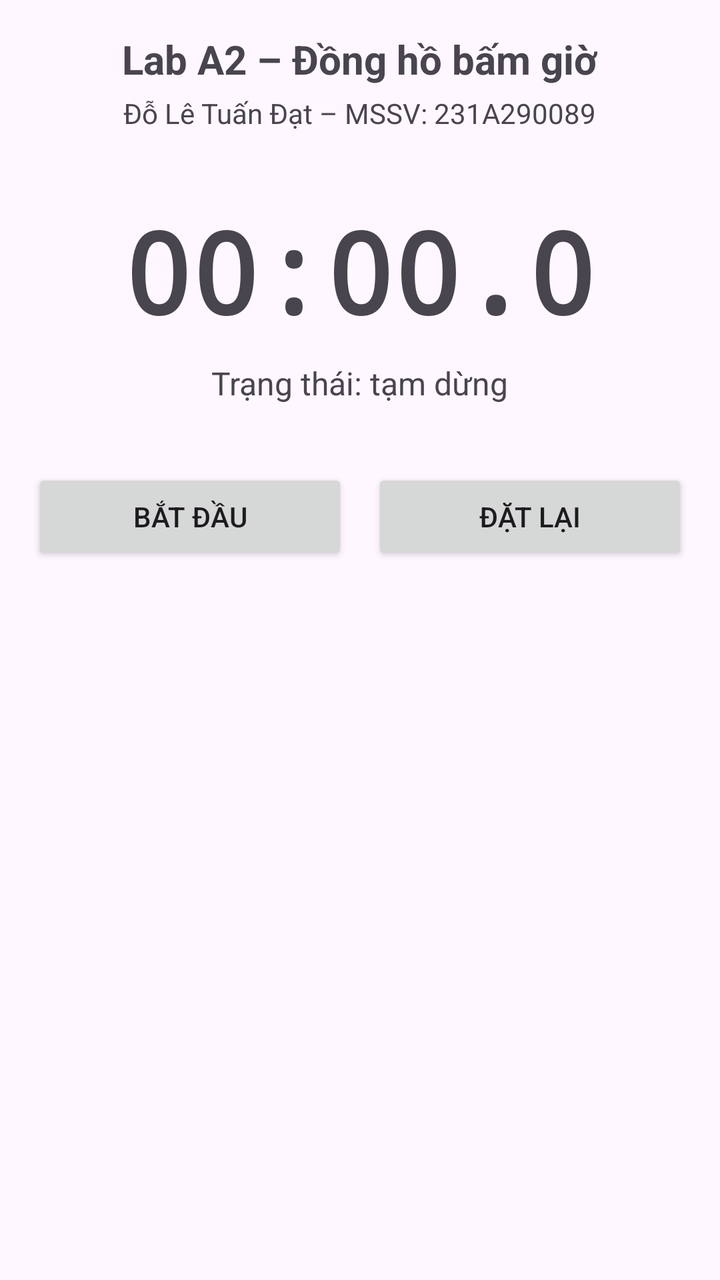
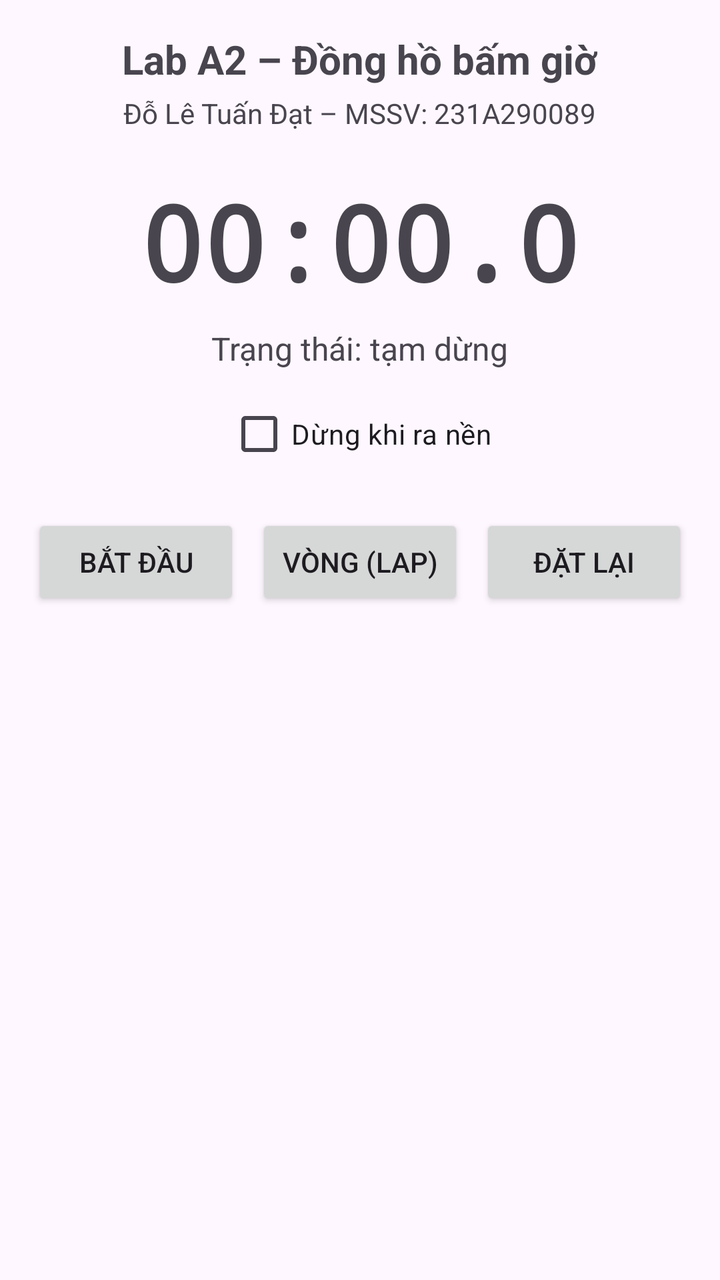

Two renders of the same Android screen: before a commit and after it. Below are the layout's source before the change and the commit's diff.
<!-- AndroidManifest.xml: application theme Theme.A2_231A290089 -->
<!-- res/layout/activity_main.xml -->
<?xml version="1.0" encoding="utf-8"?>
<LinearLayout xmlns:android="http://schemas.android.com/apk/res/android"
    android:id="@+id/main"
    android:layout_width="match_parent"
    android:layout_height="match_parent"
    android:gravity="center_horizontal"
    android:orientation="vertical"
    android:padding="16dp">

    <TextView
        android:layout_width="wrap_content"
        android:layout_height="wrap_content"
        android:text="@string/title"
        android:textSize="20sp"
        android:textStyle="bold" />

    <TextView
        android:layout_width="wrap_content"
        android:layout_height="wrap_content"
        android:layout_marginTop="4dp"
        android:text="@string/student" />

    <TextView
        android:id="@+id/tvTime"
        android:layout_width="wrap_content"
        android:layout_height="wrap_content"
        android:layout_marginTop="32dp"
        android:fontFamily="monospace"
        android:text="@string/zero_time"
        android:textSize="56sp"
        android:textStyle="bold" />

    <TextView
        android:id="@+id/tvStatus"
        android:layout_width="wrap_content"
        android:layout_height="wrap_content"
        android:layout_marginTop="8dp"
        android:text="@string/status_paused"
        android:textSize="16sp" />

    <LinearLayout
        android:layout_width="match_parent"
        android:layout_height="wrap_content"
        android:layout_marginTop="32dp"
        android:orientation="horizontal">

        <Button
            android:id="@+id/btnStartPause"
            android:layout_width="0dp"
            android:layout_height="wrap_content"
            android:layout_weight="1"
            android:text="@string/start" />

        <Button
            android:id="@+id/btnReset"
            android:layout_width="0dp"
            android:layout_height="wrap_content"
            android:layout_marginStart="12dp"
            android:layout_weight="1"
            android:text="@string/reset" />
    </LinearLayout>

    <TextView
        android:id="@+id/tvRecreate"
        android:layout_width="wrap_content"
        android:layout_height="wrap_content"
        android:layout_marginTop="24dp"
        android:textSize="14sp" />
</LinearLayout>
<!-- resources referenced by this layout -->
<resources>
  <string name="reset">Đặt lại</string>
  <string name="start">Bắt đầu</string>
  <string name="status_paused">Trạng thái: tạm dừng</string>
  <string name="student">Đỗ Lê Tuấn Đạt – MSSV: 231A290089</string>
  <string name="title">Lab A2 – Đồng hồ bấm giờ</string>
  <string name="zero_time">00:00.0</string>
  <style name="Theme.A2_231A290089" parent="Base.Theme.A2_231A290089" />
  <style name="Base.Theme.A2_231A290089" parent="Theme.Material3.DayNight.NoActionBar">
          
          
      </style>
</resources>

<!-- the commit's change to res/layout/activity_main.xml (unified diff, before → after) -->
@@ -24,10 +24,10 @@
         android:id="@+id/tvTime"
         android:layout_width="wrap_content"
         android:layout_height="wrap_content"
-        android:layout_marginTop="32dp"
+        android:layout_marginTop="20dp"
         android:fontFamily="monospace"
         android:text="@string/zero_time"
-        android:textSize="56sp"
+        android:textSize="52sp"
         android:textStyle="bold" />
 
     <TextView
@@ -38,10 +38,18 @@
         android:text="@string/status_paused"
         android:textSize="16sp" />
 
+    
+    <CheckBox
+        android:id="@+id/cbStopOnBackground"
+        android:layout_width="wrap_content"
+        android:layout_height="wrap_content"
+        android:layout_marginTop="8dp"
+        android:text="@string/stop_on_background" />
+
     <LinearLayout
         android:layout_width="match_parent"
         android:layout_height="wrap_content"
-        android:layout_marginTop="32dp"
+        android:layout_marginTop="16dp"
         android:orientation="horizontal">
 
         <Button
@@ -51,11 +59,20 @@
             android:layout_weight="1"
             android:text="@string/start" />
 
+        
+        <Button
+            android:id="@+id/btnLap"
+            android:layout_width="0dp"
+            android:layout_height="wrap_content"
+            android:layout_marginStart="8dp"
+            android:layout_weight="1"
+            android:text="@string/lap" />
+
         <Button
             android:id="@+id/btnReset"
             android:layout_width="0dp"
             android:layout_height="wrap_content"
-            android:layout_marginStart="12dp"
+            android:layout_marginStart="8dp"
             android:layout_weight="1"
             android:text="@string/reset" />
     </LinearLayout>
@@ -64,6 +81,22 @@
         android:id="@+id/tvRecreate"
         android:layout_width="wrap_content"
         android:layout_height="wrap_content"
-        android:layout_marginTop="24dp"
+        android:layout_marginTop="12dp"
         android:textSize="14sp" />
+
+    
+    <ScrollView
+        android:layout_width="match_parent"
+        android:layout_height="0dp"
+        android:layout_marginTop="12dp"
+        android:layout_weight="1">
+
+        <TextView
+            android:id="@+id/tvLapList"
+            android:layout_width="match_parent"
+            android:layout_height="wrap_content"
+            android:fontFamily="monospace"
+            android:lineSpacingExtra="4dp"
+            android:textSize="14sp" />
+    </ScrollView>
 </LinearLayout>
<!-- resource entries referenced after the edit -->
@@ -1,8 +1,10 @@
 <!-- resources referenced by this layout -->
 <resources>
+  <string name="lap">Vòng (Lap)</string>
   <string name="reset">Đặt lại</string>
   <string name="start">Bắt đầu</string>
   <string name="status_paused">Trạng thái: tạm dừng</string>
+  <string name="stop_on_background">Dừng khi ra nền</string>
   <string name="student">Đỗ Lê Tuấn Đạt – MSSV: 231A290089</string>
   <string name="title">Lab A2 – Đồng hồ bấm giờ</string>
   <string name="zero_time">00:00.0</string>
